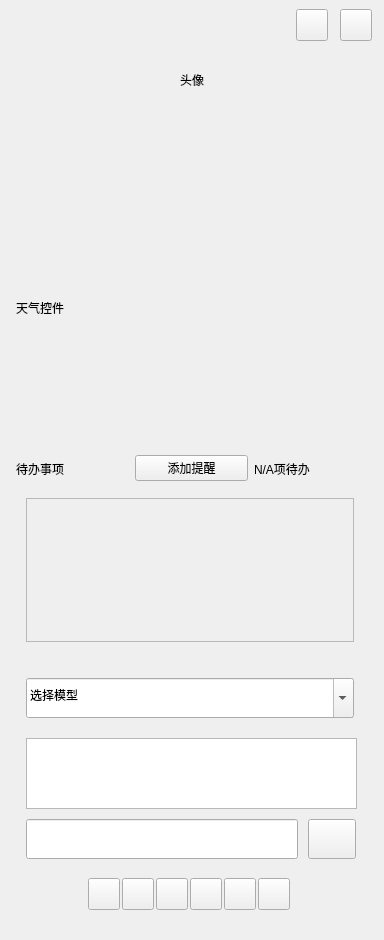
Old version of the form src/mainwindow.ui in the repository vmomenv/MOMODeskMind.
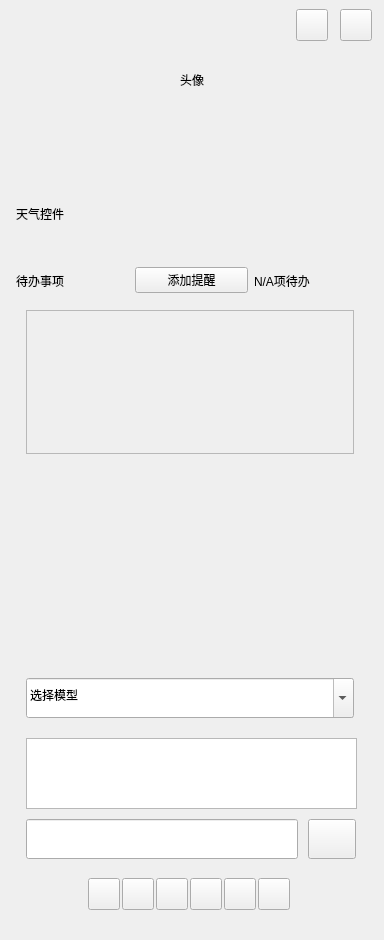
New version of the form.

Commit message: 更新ui，放大待办事项

What changed in the file:
```diff
--- a/src/mainwindow.ui
+++ b/src/mainwindow.ui
@@ -69,19 +69,19 @@
        <x>16</x>
        <y>16</y>
        <width>352</width>
-       <height>264</height>
+       <height>76</height>
       </rect>
      </property>
      <property name="minimumSize">
       <size>
        <width>352</width>
-       <height>264</height>
+       <height>76</height>
       </size>
      </property>
      <property name="maximumSize">
       <size>
        <width>352</width>
-       <height>264</height>
+       <height>76</height>
       </size>
      </property>
      <property name="text">
@@ -92,27 +92,27 @@
      <property name="geometry">
       <rect>
        <x>16</x>
-       <y>288</y>
+       <y>100</y>
        <width>352</width>
-       <height>212</height>
+       <height>400</height>
       </rect>
      </property>
      <property name="sizePolicy">
       <sizepolicy hsizetype="Preferred" vsizetype="Preferred">
        <horstretch>0</horstretch>
-       <verstretch>5</verstretch>
+       <verstretch>0</verstretch>
       </sizepolicy>
      </property>
      <property name="minimumSize">
       <size>
        <width>352</width>
-       <height>212</height>
+       <height>400</height>
       </size>
      </property>
      <property name="maximumSize">
       <size>
        <width>352</width>
-       <height>212</height>
+       <height>480</height>
       </size>
      </property>
      <widget class="QWidget" name="widget_4" native="true">
```
